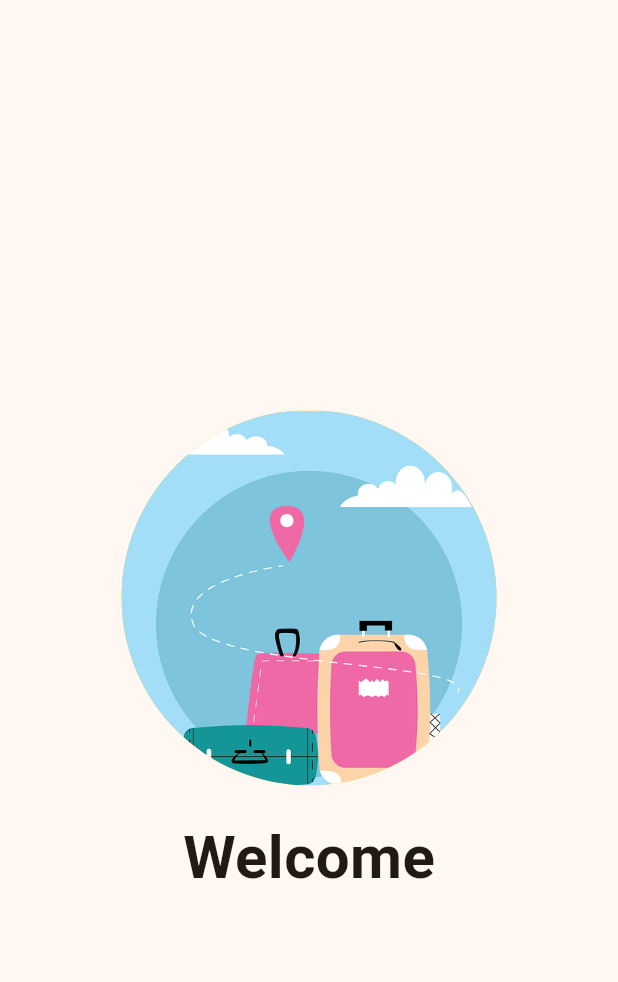
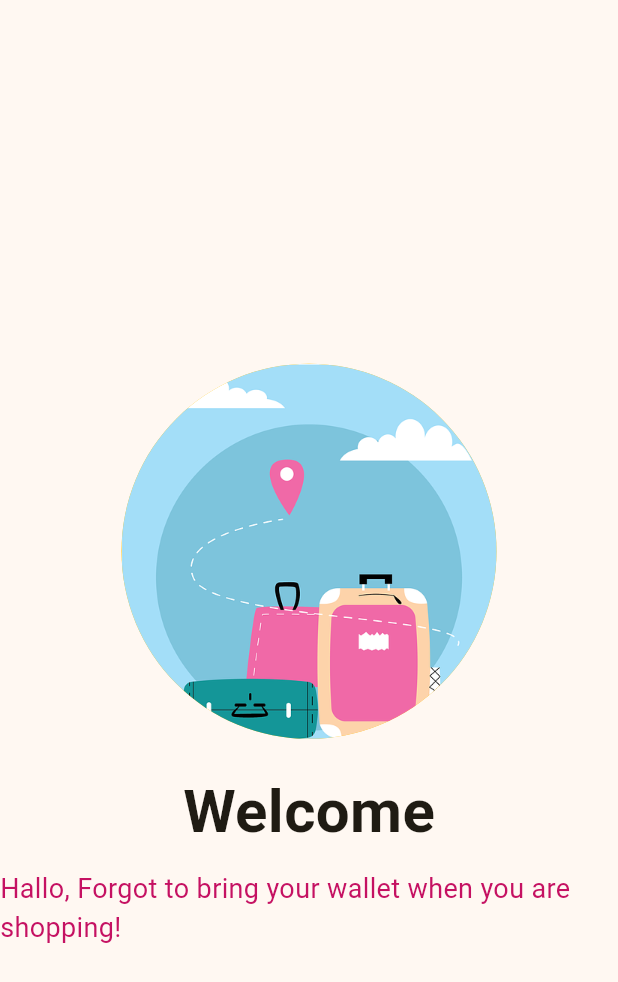
Before and after one commit to ginaa07/KB1179-1123150124-uts, a Flutter app: the screen it shows after launch, on a phone screen of 412 x 824 dp. Shown: the top 982 px of the screen. Run offline on Flutter 3.47's test engine with Material 3 defaults, Android fonts, the phone set to English and light mode, and no system bars.

Commit message:
penambjarak antara welcome dengan text subtitle dengan sizebox

```diff
--- a/lib/screen/splash_screen_1.dart
+++ b/lib/screen/splash_screen_1.dart
@@ -34,6 +34,14 @@ class SplashScreen1 extends StatelessWidget {
               fontSize: 40,
               fontWeight: FontWeight.bold,
             ),
+          ),
+          SizedBox(height: 10),
+          Text(
+            "Hallo, Forgot to bring your wallet when you are shopping!",
+            style: TextStyle(
+              fontSize: 18,
+              color: Colors.pinkAccent[700],
+            ),
           )
         ],
       ),
```
